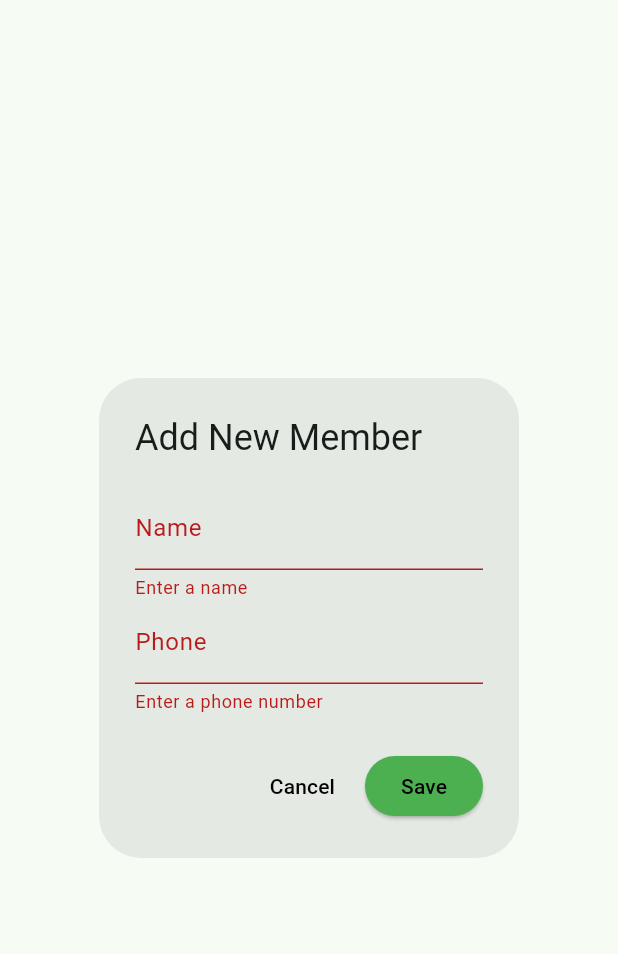
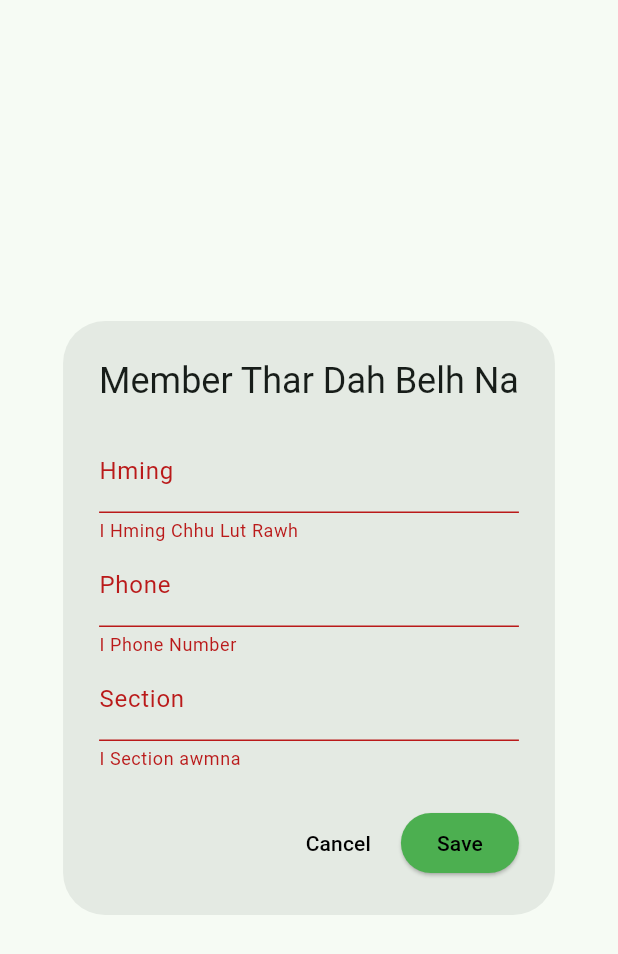
Before and after one commit to VlaRalte23/cp_library_flutter, a Flutter app: the AddMemberDialog widget shown alone on an empty page, opened directly, after a tap on "Save", on a phone screen of 412 x 824 dp. Shown: the top 954 px of the screen. Run offline on Flutter 3.47's test engine with Material 3 defaults, Android fonts, the phone set to English and light mode, and no system bars; our stand-ins replace sqflite, sqflite_common_ffi; accounts and stored records are empty.

Commit message:
add section in adding member

```diff
--- a/lib/helper/book_database.dart
+++ b/lib/helper/book_database.dart
@@ -209,7 +209,7 @@ class BookDatabase {
       where: 'isIssued = ?',
       whereArgs: [1],
     );
-    print("DEBUG: Issued books raw DB result → $result");
+    //print("DEBUG: Issued books raw DB result → $result");
 
     return result.map((map) => Book.fromMap(map)).toList();
   }
--- a/lib/helper/member_database.dart
+++ b/lib/helper/member_database.dart
@@ -40,6 +40,7 @@ class MemberDatabase {
       id INTEGER PRIMARY KEY AUTOINCREMENT,
       name TEXT NOT NULL,
       phone TEXT NOT NULL,
+      section TEXT NOT NULL,
       joinedDate TEXT NOT NULL,
       validTill TEXT NOT NULL,
       isActive INTEGER NOT NULL DEFAULT 1
--- a/lib/models/member.dart
+++ b/lib/models/member.dart
@@ -2,6 +2,7 @@ class Member {
   final int? id;
   final String name;
   final String phone;
+  final String section;
   final DateTime joinedDate;
   final DateTime validTill;
   final bool isActive;
@@ -10,6 +11,7 @@ class Member {
     this.id,
     required this.name,
     required this.phone,
+    required this.section,
     required this.joinedDate,
     required this.validTill,
     required this.isActive,
@@ -20,6 +22,7 @@ class Member {
       'id': id,
       'name': name,
       'phone': phone,
+      'section': section,
       'joinedDate': joinedDate.toIso8601String(),
       'validTill': validTill.toIso8601String(),
       'isActive': isActive ? 1 : 0,
@@ -31,6 +34,7 @@ class Member {
       id: map['id'],
       name: map['name'],
       phone: map['phone'],
+      section: map['section'],
       joinedDate: DateTime.parse(map['joinedDate']),
       validTill: DateTime.parse(map['validTill']),
       isActive: map['isActive'] == 1,
--- a/lib/pages/member_page.dart
+++ b/lib/pages/member_page.dart
@@ -219,11 +219,15 @@ class _MemberPageState extends State<MemberPage> {
               isActive ? Icons.person : Icons.person_off,
               color: isActive ? Colors.green : Colors.red,
             ),
-            title: Text(member.name),
+            title: Text(
+              member.name,
+              style: TextStyle(fontWeight: FontWeight.w500),
+            ),
             subtitle: Column(
               crossAxisAlignment: CrossAxisAlignment.start,
               children: [
                 Text('Phone: ${member.phone}'),
+                Text('Section Awmna: ${member.section}'),
                 Text(
                   'Valid Till: ${formatDate(member.validTill)}',
                   style: const TextStyle(
--- a/lib/widgets/add_member_dialog.dart
+++ b/lib/widgets/add_member_dialog.dart
@@ -15,11 +15,13 @@ class _AddMemberDialogState extends State<AddMemberDialog> {
   final _formKey = GlobalKey<FormState>();
   final _nameController = TextEditingController();
   final _phoneController = TextEditingController();
+  final _memberSection = TextEditingController();
 
   @override
   void dispose() {
     _nameController.dispose();
     _phoneController.dispose();
+    _memberSection.dispose();
     super.dispose();
   }
 
@@ -29,6 +31,8 @@ class _AddMemberDialogState extends State<AddMemberDialog> {
       final member = Member(
         name: _nameController.text.trim(),
         phone: _phoneController.text.trim(),
+        section: _memberSection.text.trim(),
+
         joinedDate: now,
         validTill: DateTime(now.year + 1, now.month, now.day),
         isActive: true,
@@ -41,9 +45,11 @@ class _AddMemberDialogState extends State<AddMemberDialog> {
         Navigator.pop(context, true);
       } catch (e) {
         if (!mounted) return;
-        ScaffoldMessenger.of(
-          context,
-        ).showSnackBar(SnackBar(content: Text('Failed to add member: $e')));
+        ScaffoldMessenger.of(context).showSnackBar(
+          SnackBar(
+            content: Text('Member Dah Belhna Lamah Buaina a awm tlat mai: $e'),
+          ),
+        );
         log('Failed to save member: $e');
       }
     }
@@ -52,7 +58,7 @@ class _AddMemberDialogState extends State<AddMemberDialog> {
   @override
   Widget build(BuildContext context) {
     return AlertDialog(
-      title: const Text('Add New Member'),
+      title: const Text('Member Thar Dah Belh Na'),
       content: Form(
         key: _formKey,
         child: Column(
@@ -60,16 +66,22 @@ class _AddMemberDialogState extends State<AddMemberDialog> {
           children: [
             TextFormField(
               controller: _nameController,
-              decoration: const InputDecoration(labelText: 'Name'),
-              validator: (value) =>
-                  value == null || value.isEmpty ? 'Enter a name' : null,
+              decoration: const InputDecoration(labelText: 'Hming'),
+              validator: (value) => value == null || value.isEmpty
+                  ? 'I Hming Chhu Lut Rawh'
+                  : null,
             ),
             TextFormField(
               controller: _phoneController,
               decoration: const InputDecoration(labelText: 'Phone'),
-              validator: (value) => value == null || value.isEmpty
-                  ? 'Enter a phone number'
-                  : null,
+              validator: (value) =>
+                  value == null || value.isEmpty ? 'I Phone Number' : null,
+            ),
+            TextFormField(
+              controller: _memberSection,
+              decoration: const InputDecoration(labelText: 'Section'),
+              validator: (value) =>
+                  value == null || value.isEmpty ? 'I Section awmna' : null,
             ),
           ],
         ),
```
